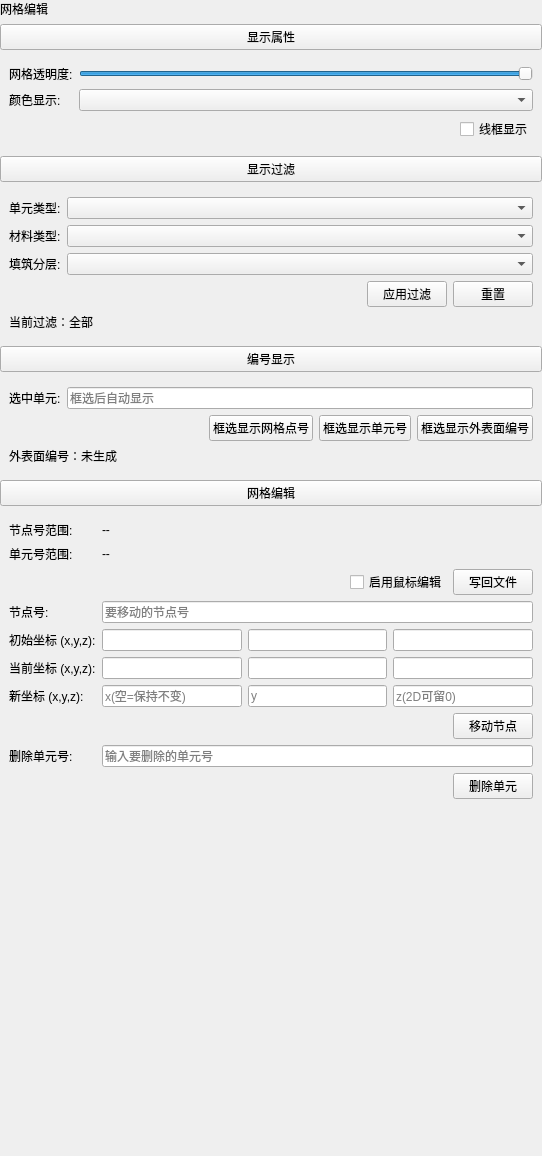
First picture: the form in plugins/Base_Mesh/GridEditingWidget-2.ui, repository asd977/base_cae, before the edit.
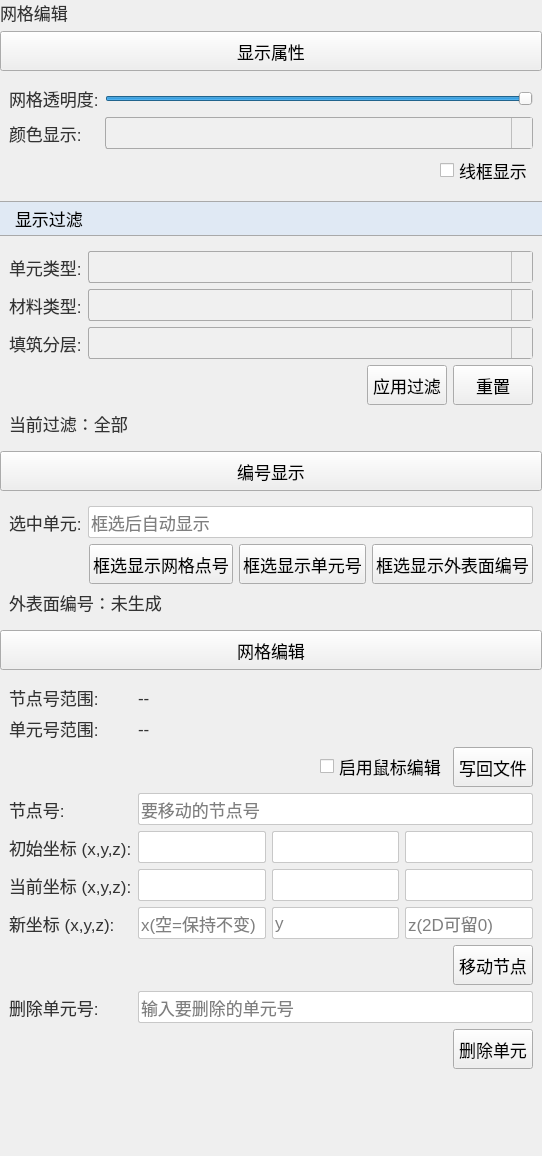
Second picture: the form after the edit. Icons and pictures are not drawn.

Commit message: style: switch custom control arrows from png to svg

```diff
--- a/plugins/Base_Mesh/GridEditingWidget-2.ui
+++ b/plugins/Base_Mesh/GridEditingWidget-2.ui
@@ -14,7 +14,102 @@
    <string>网格编辑</string>
   </property>
   <property name="styleSheet">
-   <string notr="true"/>
+   <string notr="true">QWidget{
+font-family: &quot;Microsoft YaHei&quot;, &quot;微软雅黑&quot;;
+}
+QPushButton {
+    font-size: 17px;
+    min-height: 32px;
+}
+QPushButton#pushButton {
+    background-color: rgb(224, 233, 244);
+    border-width: 1px;
+    border-color: rgb(121, 121, 121);
+    border-style: solid;
+    min-height: 33px;
+    border-top: 1px solid rgb(169, 169, 169);
+    border-bottom: 1px solid rgb(169, 169, 169);
+    border-left: none;
+    border-right: none;
+    text-align: left;
+    padding-left: 15px;
+    font-size: 17px;
+}
+QLabel {
+    font-size: 17px;
+    color: rgb(51, 51, 51);
+}
+QLabel#pageNameLabel {
+    font-size: 20px;
+    padding-left: 9px;
+    color: rgb(53, 103, 147);
+}
+QLineEdit, QTextEdit, QPlainTextEdit, QSpinBox, QDoubleSpinBox, QDateTimeEdit {
+    border: 1px solid rgb(200, 200, 200);
+    border-radius: 2px;
+    font-size: 17px;
+    min-height: 30px;
+}
+QLineEdit:focus, QTextEdit:focus, QPlainTextEdit:focus,
+QSpinBox:focus, QDoubleSpinBox:focus, QDateTimeEdit:focus {
+    border-color: rgb(100, 100, 255);
+    outline: none;
+}
+QComboBox {
+    font-size: 17px;
+    color: rgb(51, 51, 51);
+    padding-left: 6px;
+    background: rgb(240, 240, 240);
+    border: 1px solid rgb(169, 169, 169);
+    border-radius: 3px;
+    min-height: 30px;
+}
+QComboBox::drop-down {
+    subcontrol-origin: padding;
+    subcontrol-position: top right;
+    width: 20px;
+    background: rgb(240, 240, 240);
+    border-left: 1px solid rgb(190, 190, 190);
+}
+QComboBox::down-arrow {
+    image: url(:/resources/arrow_down_drawn.svg);
+    width: 12px;
+    height: 12px;
+}
+QSpinBox::up-button, QDoubleSpinBox::up-button {
+    subcontrol-origin: border;
+    subcontrol-position: top right;
+    width: 18px;
+    border-left: 1px solid rgb(190, 190, 190);
+    border-bottom: 1px solid rgb(210, 210, 210);
+    background: rgb(240, 240, 240);
+}
+QSpinBox::down-button, QDoubleSpinBox::down-button {
+    subcontrol-origin: border;
+    subcontrol-position: bottom right;
+    width: 18px;
+    border-left: 1px solid rgb(190, 190, 190);
+    background: rgb(240, 240, 240);
+}
+QSpinBox::up-arrow, QDoubleSpinBox::up-arrow {
+    image: url(:/resources/arrow_up_drawn.svg);
+    width: 10px;
+    height: 10px;
+}
+QSpinBox::down-arrow, QDoubleSpinBox::down-arrow {
+    image: url(:/resources/arrow_down_drawn.svg);
+    width: 10px;
+    height: 10px;
+}
+QRadioButton, QCheckBox, QGroupBox {
+    font-size: 17px;
+}
+QTableWidget, QTreeWidget, QListWidget {
+    font-size: 16px;
+    gridline-color: rgb(210, 210, 210);
+}
+
+</string>
   </property>
   <layout class="QVBoxLayout" name="verticalLayout">
    <property name="leftMargin">
```
The commit also changes 45 other files.
